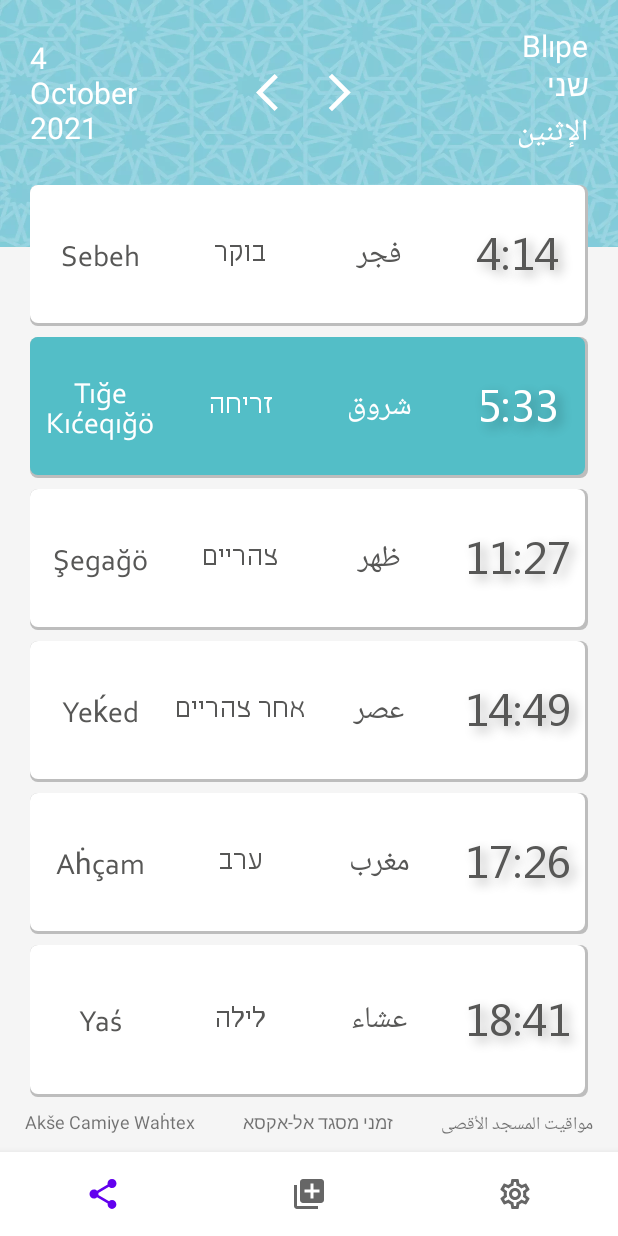
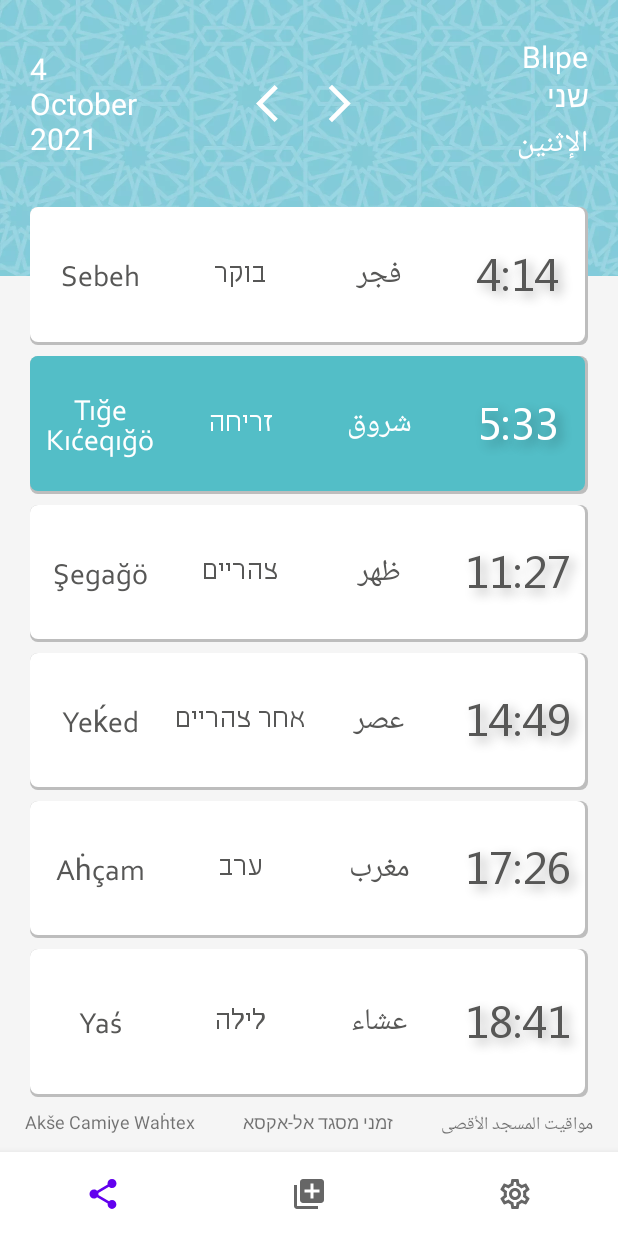
Before and after one commit to showgan/NamazaTimes, an Android app: the screen it shows after launch (MainActivity), on a phone screen of 412 x 824 dp. Run offline under Robolectric (Android 15) with nearby library versions, the phone set to English and light mode, and no system bars; libraries missing offline, so code that uses them is left out: com.orhanobut.dialogplus.

```diff
--- a/app/build.gradle
+++ b/app/build.gradle
@@ -9,8 +9,8 @@ android {
         applicationId "com.mastegoane.namazatimes"
         minSdk 26
         targetSdk 30
-        versionCode 3
-        versionName "1.2"
+        versionCode 4
+        versionName "1.3"
 
         testInstrumentationRunner "androidx.test.runner.AndroidJUnitRunner"
     }
--- a/app/src/main/res/layout/activity_main.xml
+++ b/app/src/main/res/layout/activity_main.xml
@@ -1,6 +1,5 @@
 <?xml version="1.0" encoding="utf-8"?>
 <androidx.constraintlayout.widget.ConstraintLayout
-    android:id="@+id/constraintLayoutMainFullScreen"
     xmlns:android="http://schemas.android.com/apk/res/android"
     xmlns:app="http://schemas.android.com/apk/res-auto"
     xmlns:tools="http://schemas.android.com/tools"
@@ -8,9 +7,17 @@
     android:layout_height="match_parent"
     android:layoutDirection="ltr"
     android:textDirection="ltr"
-    android:background="#F5F5F5"
     tools:context=".MainActivity">
 
+    <androidx.constraintlayout.widget.ConstraintLayout
+        android:id="@+id/constraintLayoutMainFullScreen"
+        android:layout_width="match_parent"
+        android:layout_height="0dp"
+        android:layoutDirection="ltr"
+        android:textDirection="ltr"
+        android:background="#F5F5F5"
+        app:layout_constraintTop_toTopOf="parent"
+        app:layout_constraintBottom_toTopOf="@+id/bottomnavigationView">
         <ImageView
             android:layout_width="match_parent"
             android:layout_height="0dp"
@@ -83,39 +90,27 @@
 
         <androidx.constraintlayout.widget.Guideline
             android:id="@+id/guidelineHtopOffset"
-        android:layout_width="wrap_content"
+            android:layout_width="match_parent"
             android:layout_height="wrap_content"
             android:orientation="horizontal"
             android:layout_marginBottom="10dp"
-        app:layout_constraintGuide_percent="0.15"/>
+            app:layout_constraintGuide_percent="0.18"/>
 
         <androidx.constraintlayout.widget.Guideline
             android:id="@+id/guidelineHtop"
-        android:layout_width="wrap_content"
+            android:layout_width="match_parent"
             android:layout_height="wrap_content"
             android:orientation="horizontal"
-        app:layout_constraintGuide_percent="0.20" />
-
-    <androidx.constraintlayout.widget.Guideline
-        android:id="@+id/guidelineHbottom"
-        android:layout_width="wrap_content"
-        android:layout_height="wrap_content"
-        android:orientation="horizontal"
-        app:layout_constraintGuide_percent="0.7" />
-
-    <androidx.constraintlayout.widget.Guideline
-        android:id="@+id/guidelineV"
-        android:layout_width="wrap_content"
-        android:layout_height="wrap_content"
-        android:orientation="vertical"
-        app:layout_constraintGuide_percent="0.5" />
+            app:layout_constraintGuide_percent="0.24" />
 
         <FrameLayout
             android:id="@+id/frameLayoutMainDailyTimesFragment"
             android:layout_width="match_parent"
             android:layout_height="0dp"
             app:layout_constraintTop_toBottomOf="@+id/guidelineHtopOffset"
-        app:layout_constraintBottom_toTopOf="@+id/bottomnavigationView"/>
+            app:layout_constraintBottom_toBottomOf="parent"/>
+    </androidx.constraintlayout.widget.ConstraintLayout>
+
 
     <com.google.android.material.bottomnavigation.BottomNavigationView
         android:id="@+id/bottomnavigationView"
```
Also changed, not shown: 1 other file. Lines whose indentation alone changed are shown as unchanged.
